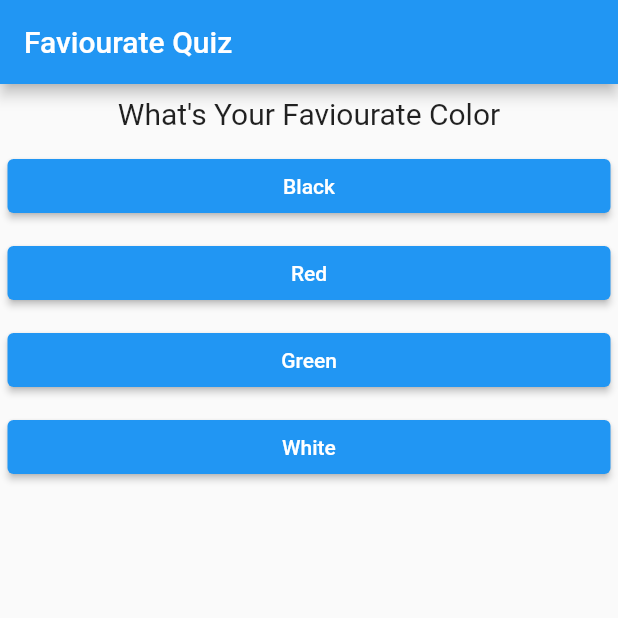
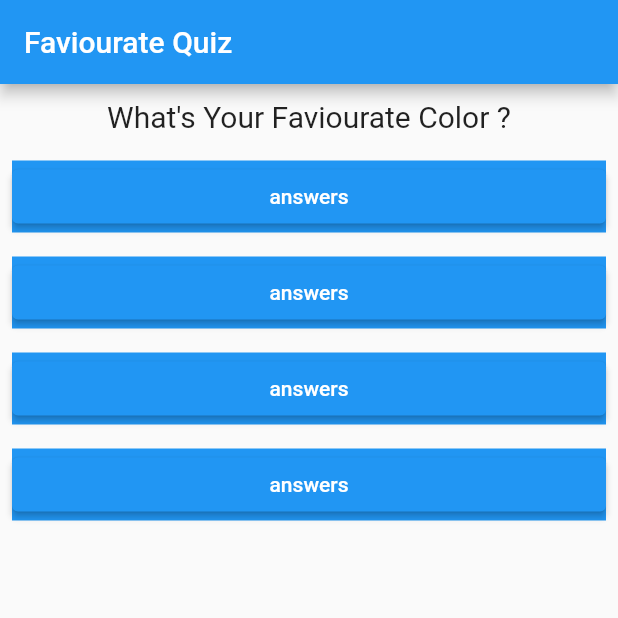
Before and after one commit to AD-SidCT/new_quiz, a Flutter app: the screen it shows after launch, on a phone screen of 412 x 824 dp, the top half of it. Run offline on Flutter 3.47's test engine with Material 2 defaults, Android fonts, the phone set to English and light mode, and no system bars.

Commit message:
2nd commit

```diff
--- /dev/null
+++ b/lib/answer.dart
@@ -0,0 +1,26 @@
+import 'package:flutter/material.dart';
+
+class Answer extends StatelessWidget {
+ // const Answer({Key? key, required this.selectHandler}) : super(key: key);
+
+  final void Function() selectHandler;
+  final String answerText;
+
+ Answer(this.selectHandler, this.answerText);
+
+  @override
+  Widget build(BuildContext context) {
+    return Padding(
+      padding: const EdgeInsets.all(8.0),
+      child: Container(
+        width: double.infinity,
+        color: Colors.blue,
+        child: ElevatedButton(
+         // textColor: Colors.white,
+          child: Text(answerText),
+          onPressed: selectHandler,
+        ),
+      ),
+    );
+  }
+}
--- a/lib/main.dart
+++ b/lib/main.dart
@@ -1,11 +1,13 @@
 import 'package:flutter/material.dart';
 import './views/home_screen.dart';
+
 
 void main(){
   runApp(const MyApp(),);
 }
 
 class MyApp extends StatelessWidget {
+
   const MyApp({Key? key}) : super(key: key);
 
   @override
--- a/lib/models/button_file.dart
+++ b/lib/models/button_file.dart
@@ -17,6 +17,7 @@ class Button_page extends StatelessWidget {
             child: Text(btntext),
           )
       ),
+
     );
   }
 }
--- a/lib/models/question_model.dart
+++ b/lib/models/question_model.dart
@@ -1,4 +1,8 @@
 
+
+
+
+/*
 //here in this question_model.dart we will create our question model here
 
 
@@ -26,3 +30,5 @@ class Question {
     return 'Question(id: $id, title: $title, options: $options)';
   }
 }
+
+*/
--- /dev/null
+++ b/lib/question.dart
@@ -0,0 +1,21 @@
+import 'package:flutter/material.dart';
+
+class Question extends StatelessWidget {
+//  const Question({Key? key}) : super(key: key);
+ final String questionText;
+
+  Question(this.questionText, {super.key});
+
+  @override
+  Widget build(BuildContext context) {
+    return Container(
+      width: double.infinity,
+      margin: EdgeInsets.all(10),
+      child: Text(
+        questionText,
+        style: TextStyle(fontSize: 20),
+        textAlign: TextAlign.center,
+      ),
+    );
+  }
+}
--- /dev/null
+++ b/lib/quiz.dart
@@ -0,0 +1,10 @@
+import 'package:flutter/material.dart';
+
+class Quiz extends StatelessWidget {
+  const Quiz({Key? key}) : super(key: key);
+
+  @override
+  Widget build(BuildContext context) {
+    return Container();
+  }
+}
--- a/lib/views/home_screen.dart
+++ b/lib/views/home_screen.dart
@@ -1,5 +1,8 @@
 import 'package:flutter/material.dart';
-import 'package:new_quiz/models/button_file.dart';
+import '../question.dart';
+import '../answer.dart';
+
+//import 'package:new_quiz/models/button_file.dart';
 
 class HomeScreen extends StatefulWidget {
   const HomeScreen({Key? key}) : super(key: key);
@@ -9,14 +12,63 @@ class HomeScreen extends StatefulWidget {
 }
 
 class _HomeScreenState extends State<HomeScreen> {
+  final questions = const [
+    {
+      "questionText": "What\'s Your Faviourate Color ?",
+      "answers": ['Black', 'Red', 'Green', 'White']
+    },
+    {
+      "questionText": "What\'s Your Faviourate Animal ?",
+      "answers": ['Rabbit', 'Snake', 'Elephant', 'Lion']
+    },
+    {
+      "questionText": "What\'s Your Faviourate Programming Language ?",
+      "answers": ['C', 'C++', 'Java', 'Dart']
+    },
+  ];
+
+  int questionIndex = 0;
+
+  void answerQuestion() {
+    setState(() {
+      questionIndex = questionIndex + 1;
+    });
+    print(questionIndex);
+ if (questionIndex < questions.length) {
+   //if(questionIndex == (questions.length - 1)){
+      print('we have more questionsssssssssss');
+    } else {
+      print('no question');
+    }
+  }
+
   @override
   Widget build(BuildContext context) {
-    return  Scaffold(
+    return Scaffold(
       appBar: AppBar(
         title: Text('Faviourate Quiz'),
       ),
+      body: questionIndex < questions.length
+          ? Column(
+              children: [
+                Question(
+                  questions[questionIndex]['questionText'].toString(),
+                ),
+                ...(questions[questionIndex]['answers'] as List<String>)
+                    .map((questions) {
+                  return Answer(answerQuestion, 'answers');
+                }).toList()
 
-      body: Center(
+
+              ],
+            )
+          : Center(
+              child: Text(' final answer  here'),
+            ),
+
+      /*
+
+        Center(
         child: Column(
 
           children: [
@@ -35,6 +87,8 @@ class _HomeScreenState extends State<HomeScreen> {
           ],
         ),
       ),
+
+      */
     );
   }
 }
--- /dev/null
+++ b/lib/views/question.dart
@@ -0,0 +1 @@
+// TODO Implement this library.
```
Also changed, not shown: lib/result.dart (added).
